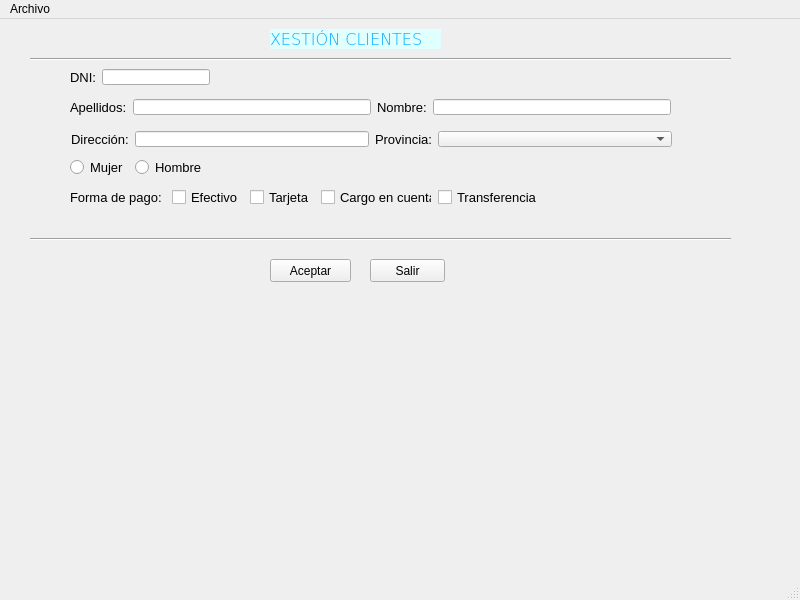
Above: window.ui from beafaro/farocarrera before the change. Below: the same form after it.
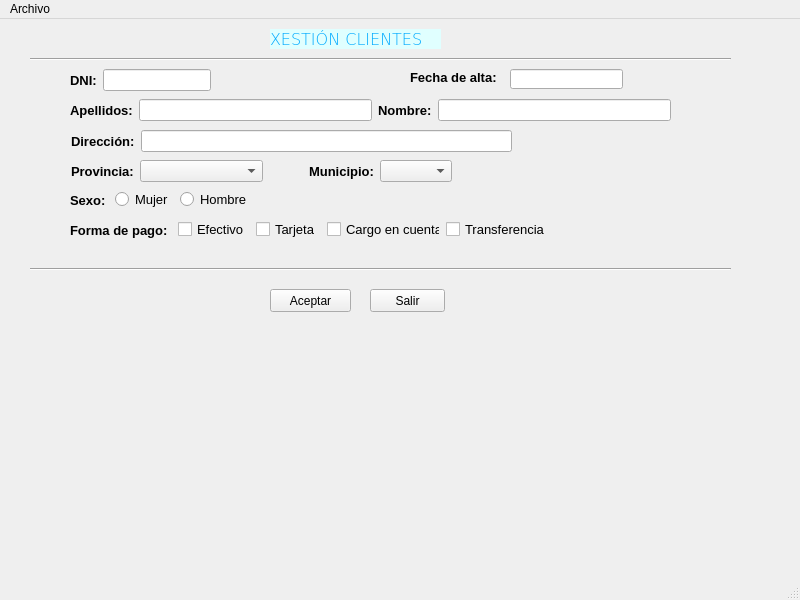
That is the form after the change. Icons and pictures are not drawn.

Commit message: clientes --> añadiendo widgets

Diff of the .ui file:
```diff
--- a/window.ui
+++ b/window.ui
@@ -18,7 +18,7 @@
     <property name="geometry">
      <rect>
       <x>270</x>
-      <y>240</y>
+      <y>270</y>
       <width>81</width>
       <height>23</height>
      </rect>
@@ -61,7 +61,7 @@
     <property name="geometry">
      <rect>
       <x>370</x>
-      <y>240</y>
+      <y>270</y>
       <width>75</width>
       <height>23</height>
      </rect>
@@ -74,7 +74,7 @@
     <property name="geometry">
      <rect>
       <x>30</x>
-      <y>210</y>
+      <y>240</y>
       <width>701</width>
       <height>21</height>
      </rect>
@@ -89,7 +89,7 @@
       <x>70</x>
       <y>80</y>
       <width>601</width>
-      <height>16</height>
+      <height>22</height>
      </rect>
     </property>
     <layout class="QHBoxLayout" name="horizontalLayout_2">
@@ -101,6 +101,8 @@
        <property name="font">
         <font>
          <pointsize>10</pointsize>
+         <weight>75</weight>
+         <bold>true</bold>
         </font>
        </property>
        <property name="text">
@@ -116,6 +118,8 @@
        <property name="font">
         <font>
          <pointsize>10</pointsize>
+         <weight>75</weight>
+         <bold>true</bold>
         </font>
        </property>
        <property name="text">
@@ -141,13 +145,13 @@
      <enum>Qt::Horizontal</enum>
     </property>
    </widget>
-   <widget class="QWidget" name="">
+   <widget class="QWidget" name="layoutWidget">
     <property name="geometry">
      <rect>
       <x>70</x>
       <y>50</y>
-      <width>170</width>
-      <height>16</height>
+      <width>179</width>
+      <height>22</height>
      </rect>
     </property>
     <layout class="QHBoxLayout" name="horizontalLayout">
@@ -159,6 +163,8 @@
        <property name="font">
         <font>
          <pointsize>10</pointsize>
+         <weight>75</weight>
+         <bold>true</bold>
         </font>
        </property>
        <property name="text">
@@ -184,58 +190,13 @@
      </item>
     </layout>
    </widget>
-   <widget class="QWidget" name="">
+   <widget class="QWidget" name="layoutWidget">
     <property name="geometry">
      <rect>
       <x>70</x>
-      <y>140</y>
-      <width>132</width>
-      <height>16</height>
-     </rect>
-    </property>
-    <layout class="QHBoxLayout" name="horizontalLayout_4">
-     <property name="sizeConstraint">
-      <enum>QLayout::SetNoConstraint</enum>
-     </property>
-     <item>
-      <widget class="QRadioButton" name="rbtFem">
-       <property name="font">
-        <font>
-         <pointsize>10</pointsize>
-        </font>
-       </property>
-       <property name="text">
-        <string>Mujer</string>
-       </property>
-       <attribute name="buttonGroup">
-        <string notr="true">rbtGroupSex</string>
-       </attribute>
-      </widget>
-     </item>
-     <item>
-      <widget class="QRadioButton" name="rbtHom">
-       <property name="font">
-        <font>
-         <pointsize>10</pointsize>
-        </font>
-       </property>
-       <property name="text">
-        <string>Hombre</string>
-       </property>
-       <attribute name="buttonGroup">
-        <string notr="true">rbtGroupSex</string>
-       </attribute>
-      </widget>
-     </item>
-    </layout>
-   </widget>
-   <widget class="QWidget" name="">
-    <property name="geometry">
-     <rect>
-      <x>70</x>
-      <y>170</y>
-      <width>473</width>
-      <height>16</height>
+      <y>200</y>
+      <width>481</width>
+      <height>22</height>
      </rect>
     </property>
     <layout class="QHBoxLayout" name="horizontalLayout_5">
@@ -253,6 +214,8 @@
        <property name="font">
         <font>
          <pointsize>10</pointsize>
+         <weight>75</weight>
+         <bold>true</bold>
         </font>
        </property>
        <property name="text">
@@ -346,13 +309,118 @@
      </item>
     </layout>
    </widget>
-   <widget class="QWidget" name="">
+   <widget class="QLabel" name="lblFechAlta">
     <property name="geometry">
      <rect>
-      <x>71</x>
-      <y>112</y>
-      <width>601</width>
+      <x>410</x>
+      <y>50</y>
+      <width>91</width>
       <height>16</height>
+     </rect>
+    </property>
+    <property name="font">
+     <font>
+      <pointsize>10</pointsize>
+      <weight>75</weight>
+      <bold>true</bold>
+     </font>
+    </property>
+    <property name="text">
+     <string>Fecha de alta: </string>
+    </property>
+   </widget>
+   <widget class="QLineEdit" name="txtFechaAltaCli">
+    <property name="geometry">
+     <rect>
+      <x>510</x>
+      <y>50</y>
+      <width>113</width>
+      <height>20</height>
+     </rect>
+    </property>
+   </widget>
+   <widget class="QLabel" name="lblImgCal">
+    <property name="geometry">
+     <rect>
+      <x>630</x>
+      <y>40</y>
+      <width>31</width>
+      <height>31</height>
+     </rect>
+    </property>
+    <property name="text">
+     <string/>
+    </property>
+    <property name="pixmap">
+     <pixmap>img/calendario.jpg</pixmap>
+    </property>
+    <property name="scaledContents">
+     <bool>true</bool>
+    </property>
+   </widget>
+   <widget class="QWidget" name="">
+    <property name="geometry">
+     <rect>
+      <x>70</x>
+      <y>170</y>
+      <width>178</width>
+      <height>22</height>
+     </rect>
+    </property>
+    <layout class="QHBoxLayout" name="horizontalLayout_4">
+     <item>
+      <widget class="QLabel" name="lblSexo">
+       <property name="font">
+        <font>
+         <pointsize>10</pointsize>
+         <weight>75</weight>
+         <bold>true</bold>
+        </font>
+       </property>
+       <property name="text">
+        <string>Sexo: </string>
+       </property>
+      </widget>
+     </item>
+     <item>
+      <widget class="QRadioButton" name="rbtFem">
+       <property name="font">
+        <font>
+         <pointsize>10</pointsize>
+        </font>
+       </property>
+       <property name="text">
+        <string>Mujer</string>
+       </property>
+       <attribute name="buttonGroup">
+        <string notr="true">rbtGroupSex</string>
+       </attribute>
+      </widget>
+     </item>
+     <item>
+      <widget class="QRadioButton" name="rbtHom">
+       <property name="font">
+        <font>
+         <pointsize>10</pointsize>
+        </font>
+       </property>
+       <property name="text">
+        <string>Hombre</string>
+       </property>
+       <attribute name="buttonGroup">
+        <string notr="true">rbtGroupSex</string>
+       </attribute>
+      </widget>
+     </item>
+    </layout>
+   </widget>
+   <widget class="QWidget" name="">
+    <property name="geometry">
+     <rect>
+      <x>71</x>
+      <y>141</y>
+      <width>381</width>
+      <height>22</height>
      </rect>
     </property>
     <layout class="QHBoxLayout" name="horizontalLayout_3">
@@ -360,10 +428,85 @@
       <enum>QLayout::SetNoConstraint</enum>
      </property>
      <item>
+      <widget class="QLabel" name="lblPro">
+       <property name="font">
+        <font>
+         <pointsize>10</pointsize>
+         <weight>75</weight>
+         <bold>true</bold>
+        </font>
+       </property>
+       <property name="text">
+        <string>Provincia:</string>
+       </property>
+      </widget>
+     </item>
+     <item>
+      <widget class="QComboBox" name="cmbProv">
+       <property name="sizePolicy">
+        <sizepolicy hsizetype="Expanding" vsizetype="Fixed">
+         <horstretch>0</horstretch>
+         <verstretch>0</verstretch>
+        </sizepolicy>
+       </property>
+      </widget>
+     </item>
+     <item>
+      <spacer name="horizontalSpacer">
+       <property name="orientation">
+        <enum>Qt::Horizontal</enum>
+       </property>
+       <property name="sizeType">
+        <enum>QSizePolicy::Minimum</enum>
+       </property>
+       <property name="sizeHint" stdset="0">
+        <size>
+         <width>40</width>
+         <height>20</height>
+        </size>
+       </property>
+      </spacer>
+     </item>
+     <item>
+      <widget class="QLabel" name="lblMuni">
+       <property name="font">
+        <font>
+         <pointsize>10</pointsize>
+         <weight>75</weight>
+         <bold>true</bold>
+        </font>
+       </property>
+       <property name="text">
+        <string>Municipio:</string>
+       </property>
+      </widget>
+     </item>
+     <item>
+      <widget class="QComboBox" name="cmbMuni">
+       <property name="sizeAdjustPolicy">
+        <enum>QComboBox::AdjustToContentsOnFirstShow</enum>
+       </property>
+      </widget>
+     </item>
+    </layout>
+   </widget>
+   <widget class="QWidget" name="">
+    <property name="geometry">
+     <rect>
+      <x>71</x>
+      <y>111</y>
+      <width>441</width>
+      <height>22</height>
+     </rect>
+    </property>
+    <layout class="QHBoxLayout" name="horizontalLayout_6">
+     <item>
       <widget class="QLabel" name="lblDir">
        <property name="font">
         <font>
          <pointsize>10</pointsize>
+         <weight>75</weight>
+         <bold>true</bold>
         </font>
        </property>
        <property name="text">
@@ -374,28 +517,6 @@
      <item>
       <widget class="QLineEdit" name="txtDir"/>
      </item>
-     <item>
-      <widget class="QLabel" name="lblPro">
-       <property name="font">
-        <font>
-         <pointsize>10</pointsize>
-        </font>
-       </property>
-       <property name="text">
-        <string>Provincia:</string>
-       </property>
-      </widget>
-     </item>
-     <item>
-      <widget class="QComboBox" name="cmbPro">
-       <property name="sizePolicy">
-        <sizepolicy hsizetype="Expanding" vsizetype="Fixed">
-         <horstretch>0</horstretch>
-         <verstretch>0</verstretch>
-        </sizepolicy>
-       </property>
-      </widget>
-     </item>
     </layout>
    </widget>
   </widget>
```
Left out of the diff: 2 changed lines with no effect on the pictures. The commit also changes 3 other files.
